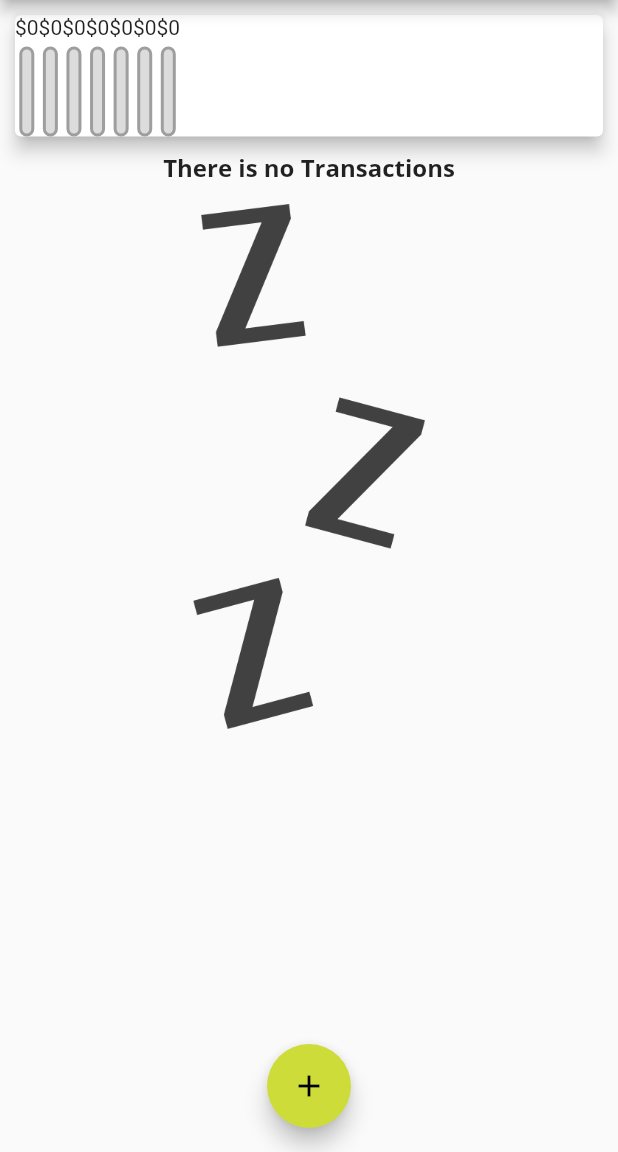
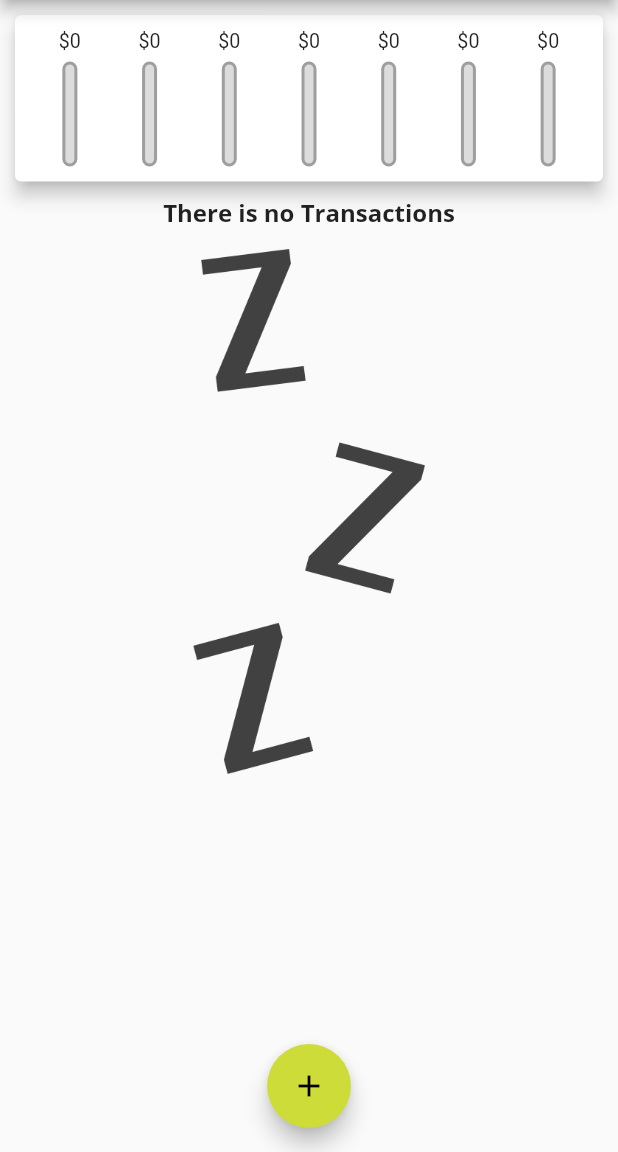
Before and after one commit to abu271200/Notes, a Flutter app: the screen it shows after launch, on a phone screen of 412 x 824 dp, the part 84-1236 px from its top. Run offline on Flutter 3.47's test engine with Material 2 defaults, Android fonts, the phone set to English and light mode, and no system bars; Roboto replaces fonts that are missing (OpenSana).

Commit message:
chart and date will update

```diff
--- a/lib/widgets/chart.dart
+++ b/lib/widgets/chart.dart
@@ -29,7 +29,7 @@ class Chart extends StatelessWidget {
         'day': DateFormat.E().format(weekDay).substring(0,1),
         'amount': totalSum,
         };
-      });
+      }).reversed.toList();
      }
 
      double get totalSpending {
@@ -45,15 +45,22 @@ class Chart extends StatelessWidget {
     return Card(
       elevation: 5,
       margin: EdgeInsets.all(10),
+      child: Padding(
+        padding: const EdgeInsets.all(10),
         child: Row(
+          mainAxisAlignment: MainAxisAlignment.spaceAround,
           children: groupedTransactionValues.map((data) {
-          return ChartBar(
+            return Flexible(
+            fit:FlexFit.tight,
+             child:ChartBar(
              data['day'] as String,
              (data['amount']as double),
              totalSpending == 0.0? 0.0 :
              (data['amount']as double)/
-            totalSpending);
+              totalSpending),
+              );
           }).toList(),
+        ),
       ),
     );
   }
--- a/lib/widgets/chart_bar.dart
+++ b/lib/widgets/chart_bar.dart
@@ -13,12 +13,17 @@ class ChartBar extends StatelessWidget {
   Widget build(BuildContext context) {
     return Column(
       children: [
-        Text('\$${spendingAmount.toStringAsFixed(0)}'),
+        Container(
+          height: 15,
+          child: FittedBox(
+          child:Text('\$${spendingAmount.toStringAsFixed(0)}'),
+          ),
+        ),
         SizedBox(
-          height: 5,
+          height:6,
         ),
         Container(
-          height: 60,
+          height: 70,
           width: 10,
           child: Stack(
             children: [
```
Also changed, not shown: lib/widgets/new_transaction.dart (+8 -0 lines), lib/widgets/transaction_list.dart (+19 -28 lines). Lines whose indentation alone changed are shown as unchanged.
